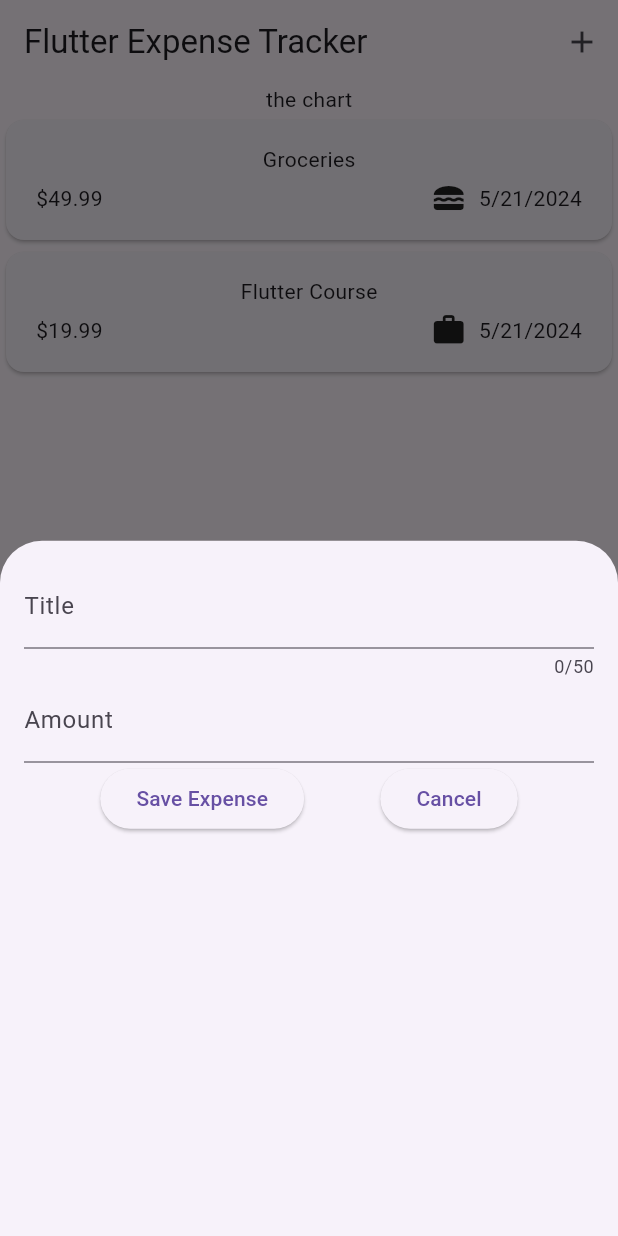
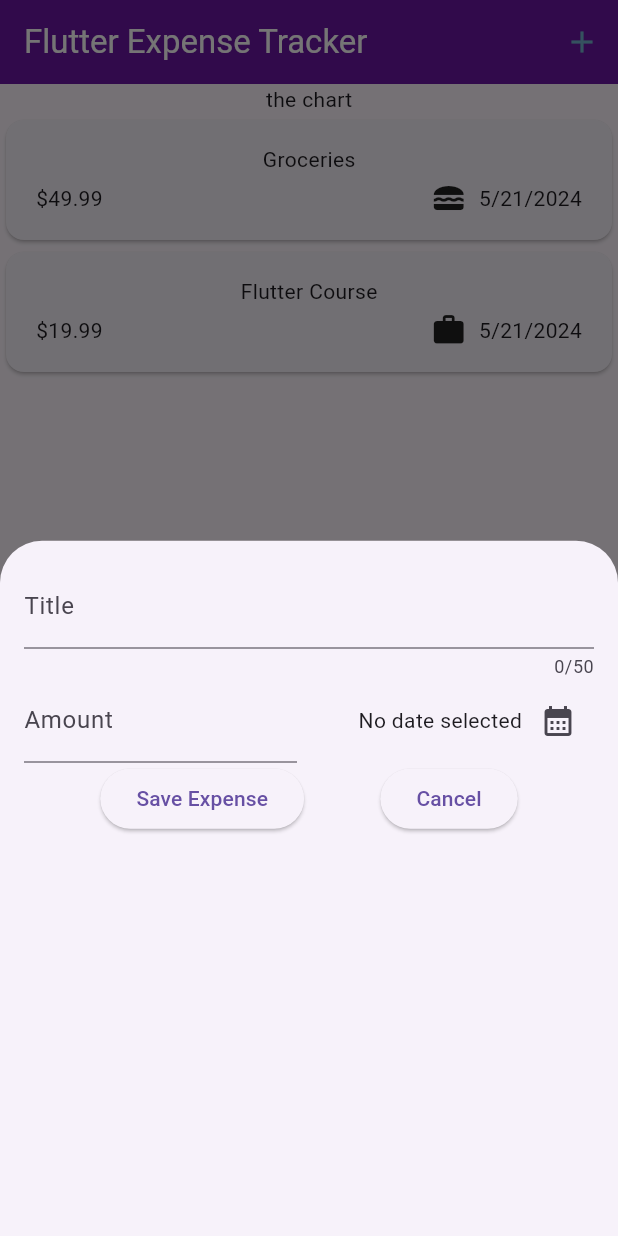
Before and after one commit to roryjarrard/expense_tracker, a Flutter app: the screen it shows after launch, after a tap on the "add" icon, on a phone screen of 412 x 824 dp. Run offline on Flutter 3.47's test engine with Material 3 defaults, Android fonts, the phone set to English and light mode, and no system bars.

Commit message:
select date w/ datepicker

```diff
--- a/lib/main.dart
+++ b/lib/main.dart
@@ -3,8 +3,14 @@ import 'package:flutter/material.dart';
 
 void main() {
   runApp(
-    const MaterialApp(
-      home: Expenses(),
+    MaterialApp(
+      theme: ThemeData(
+        primaryColor: const Color.fromARGB(255, 106, 21, 163),
+        cardColor: const Color.fromARGB(255, 116, 179, 206),
+        highlightColor: const Color.fromARGB(255, 255, 85, 84),
+        splashColor: const Color.fromARGB(255, 59, 178, 115),
+      ),
+      home: const Expenses(),
     ),
   );
 }
--- a/lib/widgets/expenses.dart
+++ b/lib/widgets/expenses.dart
@@ -35,7 +35,10 @@ class _ExpensesState extends State<Expenses> {
   Widget build(BuildContext context) {
     return Scaffold(
       appBar: AppBar(
-        title: const Text('Flutter Expense Tracker'),
+        foregroundColor: Theme.of(context).cardColor,
+        backgroundColor: Theme.of(context).primaryColor,
+        title: const Text('Flutter Expense Tracker',
+            style: TextStyle(color: Colors.white)),
         actions: [
           IconButton(
             onPressed: _openAddExppenseOverlay,
--- a/lib/widgets/new_expense.dart
+++ b/lib/widgets/new_expense.dart
@@ -1,4 +1,8 @@
+import 'package:expense_tracker/models/expense.dart';
 import 'package:flutter/material.dart';
+import 'package:intl/intl.dart';
+
+final formatter = DateFormat.yMd();
 
 class NewExpense extends StatefulWidget {
   const NewExpense({super.key});
@@ -10,6 +14,38 @@ class NewExpense extends StatefulWidget {
 class _NewExpenseState extends State<NewExpense> {
   final _titleController = TextEditingController();
   final _amountController = TextEditingController();
+  DateTime? _selectedDate;
+
+  void _presentDatePicker() async {
+    final now = DateTime.now();
+    final firstDate = DateTime(now.year - 1, now.month, now.day);
+    final pickedDate = await showDatePicker(
+      context: context,
+      initialDate: now,
+      firstDate: firstDate,
+      lastDate: now,
+      builder: (BuildContext context, Widget? child) {
+        return Theme(
+          data: ThemeData(
+            colorScheme: const ColorScheme.highContrastLight(
+              primary: Color.fromARGB(255, 106, 21, 163),
+              // primary: Color.fromARGB(255, 126, 91, 186),
+              // onTertiary: Colors.red,
+              // onSecondaryContainer: Colors.green,
+              // onPrimary: Colors.white,
+              // surface: Color.fromARGB(255, 250, 249, 249),
+              // onSurface: Colors.deepPurpleAccent,
+            ),
+            dialogBackgroundColor: Colors.blue[900],
+          ),
+          child: child!,
+        );
+      },
+    );
+    setState(() {
+      _selectedDate = pickedDate;
+    });
+  }
 
   @override
   void dispose() {
@@ -28,13 +64,37 @@ class _NewExpenseState extends State<NewExpense> {
             maxLength: 50,
             decoration: const InputDecoration(labelText: 'Title'),
           ),
-          TextField(
+          Row(
+            children: [
+              Expanded(
+                child: TextField(
                   controller: _amountController,
                   keyboardType: TextInputType.number,
                   decoration: const InputDecoration(
                     labelText: 'Amount',
                     prefixText: '\$ ',
                   ),
+                ),
+              ),
+              const SizedBox(width: 16),
+              Expanded(
+                child: Row(
+                  mainAxisAlignment: MainAxisAlignment.end,
+                  crossAxisAlignment: CrossAxisAlignment.center,
+                  children: [
+                    Text(
+                      _selectedDate == null
+                          ? 'No date selected'
+                          : formatter.format(_selectedDate!),
+                    ),
+                    IconButton(
+                      onPressed: _presentDatePicker,
+                      icon: const Icon(Icons.calendar_month),
+                    ),
+                  ],
+                ),
+              ),
+            ],
           ),
           Row(
             mainAxisAlignment: MainAxisAlignment.spaceEvenly,
@@ -49,7 +109,7 @@ class _NewExpenseState extends State<NewExpense> {
                 onPressed: () {
                   Navigator.pop(context);
                 },
-                child: Text('Cancel'),
+                child: const Text('Cancel'),
               ),
             ],
           ),
```
Lines whose indentation alone changed are shown as unchanged.
